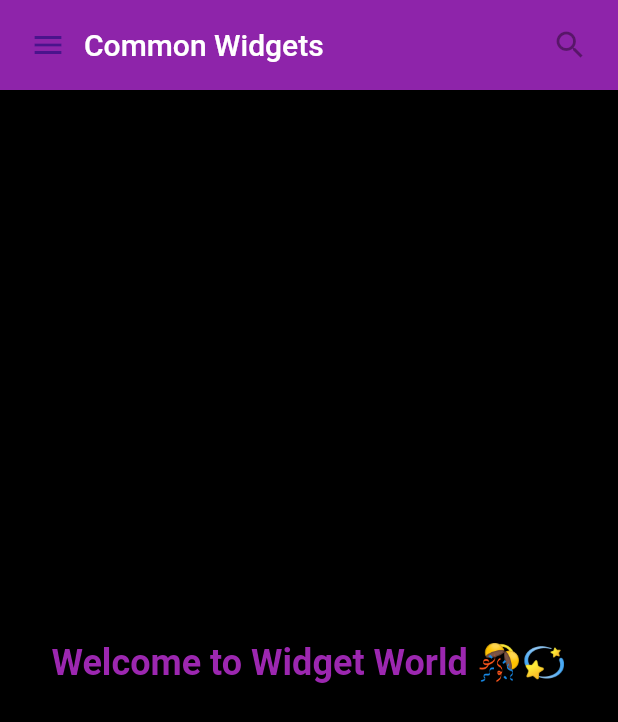
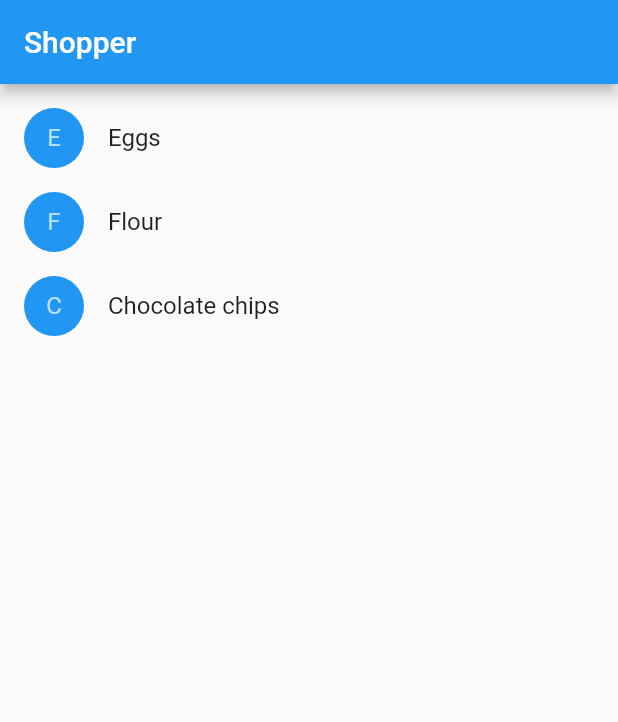
Before and after one commit to nerdychamp/fltr-constrains, a Flutter app: the screen it shows after launch, on a phone screen of 412 x 824 dp. Shown: the top 722 px of the screen. Run offline on Flutter 3.47's test engine with Material 2 defaults, Android fonts, the light colour scheme and no system bars.

Commit message:
feat: basic shopping app

```diff
--- a/lib/main.dart
+++ b/lib/main.dart
@@ -1,72 +1,109 @@
 import 'package:flutter/material.dart';
 
-class MyAppBar extends StatelessWidget {
-  const MyAppBar({super.key, required this.title});
+/* Types */
+class Product {
+  const Product({required this.name});
 
-  final Widget title;
+  final String name;
+}
+
+typedef CartChangedCallback = Function(Product product, bool inCart);
+
+/* main */
+void main() {
+  runApp(
+    const MaterialApp(
+      title: "Shopping app",
+      home: ShoppingList(
+        products: [
+          Product(name: 'Eggs'),
+          Product(name: 'Flour'),
+          Product(name: 'Chocolate chips'),
+        ],
+      ),
+    ),
+  );
+}
+
+/* shoppingList Widget */
+class ShoppingList extends StatefulWidget {
+  const ShoppingList({super.key, required this.products});
+
+  final List<Product> products;
+
+  @override
+  State<ShoppingList> createState() => _ShoppingListState();
+}
+
+/* state */
+class _ShoppingListState extends State<ShoppingList> {
+  final _shoppingCart = <Product>{};
+
+  void _handleCartChanged(Product product, bool inCart) {
+    setState(() {
+      (!inCart) ? _shoppingCart.add(product) : _shoppingCart.remove(product);
+    });
+  }
 
   @override
   Widget build(BuildContext context) {
-    return Container(
-        height: 60.0,
-        padding: const EdgeInsets.symmetric(horizontal: 8.0),
-        decoration: BoxDecoration(color: Colors.purple.shade600),
-        child: Row(
-          children: [
-            IconButton(
-              icon: Icon(
-                Icons.menu,
-                color: Colors.purple.shade900,
-              ),
-              tooltip: 'Navigation Menu',
-              onPressed: null,
-            ),
-            Expanded(
-              child: title,
-            ),
-            const IconButton(
-              icon: Icon(Icons.search),
-              tooltip: 'Search',
-              onPressed: null,
-            ),
-          ],
-        ));
-  }
-}
-
-class MyScaffold extends StatelessWidget {
-  const MyScaffold({super.key});
-
-  @override
-  Widget build(BuildContext context) {
-    return Material(
-      child: Container(
-        color: Colors.black,
-        child: Column(children: [
-          MyAppBar(
-            title: Text(
-              'Common Widgets',
-              style: Theme.of(context).primaryTextTheme.headline6,
-            ),
-          ),
-          Expanded(
-            child: Center(
-                child: Text(
-              "Welcome to Widget World 🎊💫",
-              style: TextStyle(
-                color: Colors.purple[500],
-                fontSize: 24,
-                fontWeight: FontWeight.bold,
-              ),
-            )),
-          )
-        ]),
+    return Scaffold(
+      appBar: AppBar(
+        title: const Text("Shopper"),
+      ),
+      body: ListView(
+        padding: const EdgeInsets.symmetric(vertical: 8.0),
+        children: widget.products.map((product) {
+          return ShoppingListItem(
+            product: product,
+            inCart: _shoppingCart.contains(product),
+            onCartChanged: _handleCartChanged,
+          );
+        }).toList(),
       ),
     );
   }
 }
 
-void main() => runApp(const MaterialApp(
-      title: "Basic widgets",
-      home: SafeArea(child: MyScaffold()),
-    ));
+/* shoppingListItem Widgets */
+class ShoppingListItem extends StatelessWidget {
+  ShoppingListItem({
+    required this.product,
+    required this.inCart,
+    required this.onCartChanged,
+  }) : super(key: ObjectKey(product));
+
+  final Product product;
+  final bool inCart;
+  final CartChangedCallback onCartChanged;
+
+  Color _getColor(BuildContext context) {
+    return inCart ? Colors.black54 : Theme.of(context).primaryColor;
+  }
+
+  TextStyle? _getTextStyle(BuildContext context) {
+    return !inCart
+        ? null
+        : const TextStyle(
+            color: Colors.black54,
+            decoration: TextDecoration.lineThrough,
+          );
+  }
+
+  @override
+  Widget build(BuildContext context) {
+    return ListTile(
+      onTap: () {
+        onCartChanged(product, inCart);
+      },
+      leading: CircleAvatar(
+        backgroundColor: _getColor(context),
+        child: Text(product.name[0]),
+      ),
+      title: Text(
+        product.name,
+        style: _getTextStyle(context),
+      ),
+    );
+  }
+}
--- /dev/null
+++ b/lib/shopper.dart
@@ -0,0 +1,109 @@
+import 'package:flutter/material.dart';
+
+/* Types */
+class Product {
+  const Product({required this.name});
+
+  final String name;
+}
+
+typedef CartChangedCallback = Function(Product product, bool inCart);
+
+/* main */
+void main() {
+  runApp(
+    const MaterialApp(
+      title: "Shopping app",
+      home: ShoppingList(
+        products: [
+          Product(name: 'Eggs'),
+          Product(name: 'Flour'),
+          Product(name: 'Chocolate chips'),
+        ],
+      ),
+    ),
+  );
+}
+
+/* shoppingList Widget */
+class ShoppingList extends StatefulWidget {
+  const ShoppingList({super.key, required this.products});
+
+  final List<Product> products;
+
+  @override
+  State<ShoppingList> createState() => _ShoppingListState();
+}
+
+/* state */
+class _ShoppingListState extends State<ShoppingList> {
+  final _shoppingCart = <Product>{};
+
+  void _handleCartChanged(Product product, bool inCart) {
+    setState(() {
+      (!inCart) ? _shoppingCart.add(product) : _shoppingCart.remove(product);
+    });
+  }
+
+  @override
+  Widget build(BuildContext context) {
+    return Scaffold(
+      appBar: AppBar(
+        title: const Text("Shopper"),
+      ),
+      body: ListView(
+        padding: const EdgeInsets.symmetric(vertical: 8.0),
+        children: widget.products.map((product) {
+          return ShoppingListItem(
+            product: product,
+            inCart: _shoppingCart.contains(product),
+            onCartChanged: _handleCartChanged,
+          );
+        }).toList(),
+      ),
+    );
+  }
+}
+
+/* shoppingListItem Widgets */
+class ShoppingListItem extends StatelessWidget {
+  ShoppingListItem({
+    required this.product,
+    required this.inCart,
+    required this.onCartChanged,
+  }) : super(key: ObjectKey(product));
+
+  final Product product;
+  final bool inCart;
+  final CartChangedCallback onCartChanged;
+
+  Color _getColor(BuildContext context) {
+    return inCart ? Colors.black54 : Theme.of(context).primaryColor;
+  }
+
+  TextStyle? _getTextStyle(BuildContext context) {
+    return !inCart
+        ? null
+        : const TextStyle(
+            color: Colors.black54,
+            decoration: TextDecoration.lineThrough,
+          );
+  }
+
+  @override
+  Widget build(BuildContext context) {
+    return ListTile(
+      onTap: () {
+        onCartChanged(product, inCart);
+      },
+      leading: CircleAvatar(
+        backgroundColor: _getColor(context),
+        child: Text(product.name[0]),
+      ),
+      title: Text(
+        product.name,
+        style: _getTextStyle(context),
+      ),
+    );
+  }
+}
```
Also changed, not shown: lib/counter.dart (+19 -20 lines).
